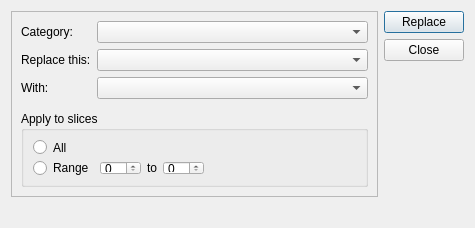
Before: the Qt Designer form branches/tools/LePlatz/StatePersister/FindReplace.ui in gonzalodelgado/uzebox-paul, drawn with Qt 5.
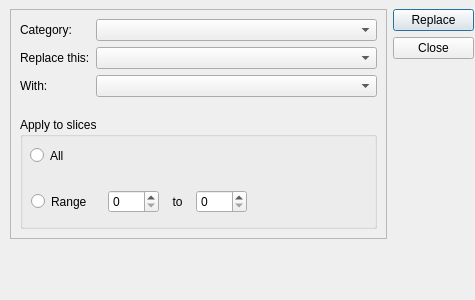
After: the same form once the commit is applied.

Commit message: LePlatz dev branch: - UI adjustments for Linux - Fixed loading of v1.0 project files to load maps/anims correctly by initializing vmode to 3.

The edit to the form file:
```diff
--- a/branches/tools/LePlatz/StatePersister/FindReplace.ui
+++ b/branches/tools/LePlatz/StatePersister/FindReplace.ui
@@ -7,24 +7,33 @@
     <x>0</x>
     <y>0</y>
     <width>475</width>
-    <height>228</height>
+    <height>300</height>
    </rect>
   </property>
   <property name="minimumSize">
    <size>
     <width>475</width>
-    <height>228</height>
+    <height>300</height>
    </size>
   </property>
   <property name="maximumSize">
    <size>
-    <width>548</width>
-    <height>228</height>
+    <width>475</width>
+    <height>300</height>
    </size>
   </property>
   <property name="windowTitle">
    <string>Find &amp; Replace Src Defines</string>
   </property>
+  <widget class="QWidget" name="">
+   <property name="geometry">
+    <rect>
+     <x>10</x>
+     <y>9</y>
+     <width>464</width>
+     <height>267</height>
+    </rect>
+   </property>
   <layout class="QHBoxLayout" name="horizontalLayout_2">
    <item>
     <layout class="QVBoxLayout" name="verticalLayout_3">
@@ -39,6 +48,8 @@
        <property name="lineWidth">
         <number>0</number>
        </property>
+        <layout class="QVBoxLayout" name="verticalLayout">
+         <item>
        <layout class="QFormLayout" name="formLayout">
         <item row="0" column="0">
          <widget class="QLabel" name="lblCategory">
@@ -70,7 +81,9 @@
         <item row="2" column="1">
          <widget class="QComboBox" name="cboReplaceWith"/>
         </item>
-        <item row="3" column="1">
+          </layout>
+         </item>
+         <item>
          <spacer name="verticalSpacer">
           <property name="orientation">
            <enum>Qt::Vertical</enum>
@@ -83,40 +96,94 @@
           </property>
          </spacer>
         </item>
-        <item row="4" column="0" colspan="2">
+         <item>
          <widget class="QGroupBox" name="groupBox">
+           <property name="minimumSize">
+            <size>
+             <width>0</width>
+             <height>112</height>
+            </size>
+           </property>
           <property name="title">
            <string>Apply to slices</string>
           </property>
-          <layout class="QVBoxLayout" name="verticalLayout">
-           <item>
             <widget class="QRadioButton" name="rbtnApplyAll">
+            <property name="geometry">
+             <rect>
+              <x>10</x>
+              <y>23</y>
+              <width>71</width>
+              <height>31</height>
+             </rect>
+            </property>
+            <property name="minimumSize">
+             <size>
+              <width>71</width>
+              <height>31</height>
+             </size>
+            </property>
              <property name="text">
               <string>All</string>
              </property>
             </widget>
-           </item>
-           <item>
+           <widget class="QWidget" name="">
+            <property name="geometry">
+             <rect>
+              <x>11</x>
+              <y>68</y>
+              <width>321</width>
+              <height>33</height>
+             </rect>
+            </property>
             <layout class="QHBoxLayout" name="horizontalLayout">
              <item>
               <widget class="QRadioButton" name="rbtnApplyRange">
+               <property name="minimumSize">
+                <size>
+                 <width>71</width>
+                 <height>31</height>
+                </size>
+               </property>
                <property name="text">
                 <string>Range</string>
                </property>
               </widget>
              </item>
              <item>
-              <widget class="QSpinBox" name="spbRangeLower"/>
+              <widget class="QSpinBox" name="spbRangeLower">
+               <property name="minimumSize">
+                <size>
+                 <width>51</width>
+                 <height>21</height>
+                </size>
+               </property>
+              </widget>
              </item>
              <item>
               <widget class="QLabel" name="lblRangeTo">
+               <property name="minimumSize">
+                <size>
+                 <width>25</width>
+                 <height>31</height>
+                </size>
+               </property>
                <property name="text">
                 <string>to</string>
                </property>
+               <property name="alignment">
+                <set>Qt::AlignCenter</set>
+               </property>
               </widget>
              </item>
              <item>
-              <widget class="QSpinBox" name="spbRangeUpper"/>
+              <widget class="QSpinBox" name="spbRangeUpper">
+               <property name="minimumSize">
+                <size>
+                 <width>51</width>
+                 <height>21</height>
+                </size>
+               </property>
+              </widget>
              </item>
              <item>
               <spacer name="horizontalSpacer">
@@ -125,15 +192,14 @@
                </property>
                <property name="sizeHint" stdset="0">
                 <size>
-                 <width>40</width>
+                 <width>17</width>
                  <height>20</height>
                 </size>
                </property>
               </spacer>
              </item>
             </layout>
-           </item>
-          </layout>
+           </widget>
          </widget>
         </item>
        </layout>
@@ -141,6 +207,12 @@
      </item>
      <item>
       <widget class="QLabel" name="lblReplaceResult">
+        <property name="minimumSize">
+         <size>
+          <width>0</width>
+          <height>31</height>
+         </size>
+        </property>
        <property name="text">
         <string/>
        </property>
@@ -180,6 +252,7 @@
     </layout>
    </item>
   </layout>
+  </widget>
  </widget>
  <resources/>
  <connections/>
```
Lines whose indentation alone changed are shown as unchanged. The commit also changes 4 other files.
